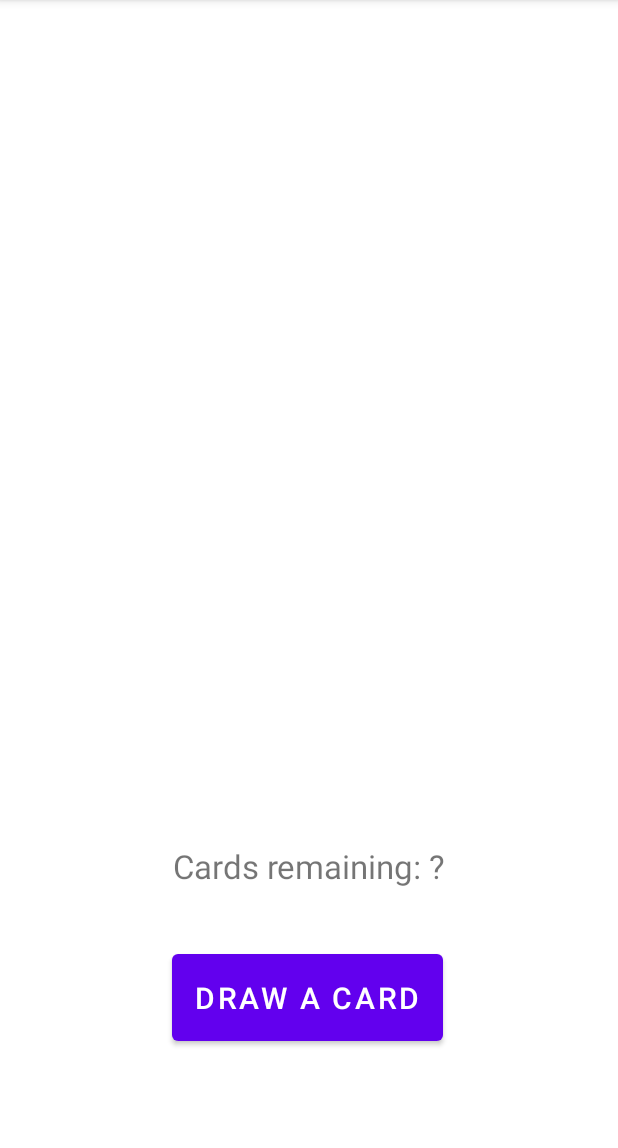
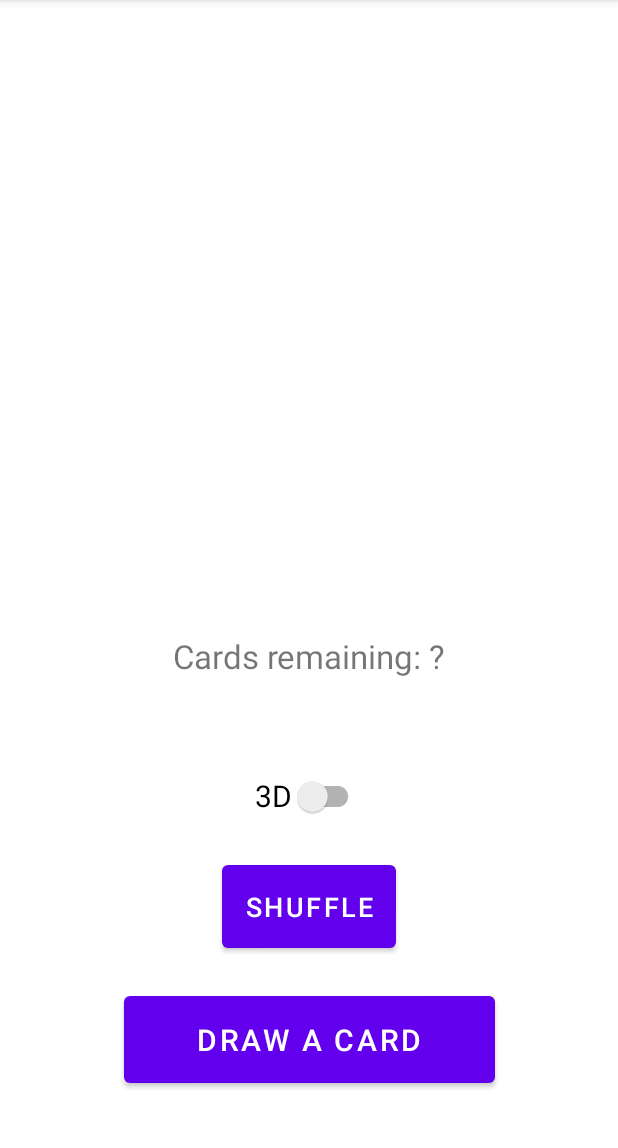
Before and after one commit to attealalahti/deck-of-cards-app, an Android app: the DeckViewerActivity screen opened directly, with no data from a screen before it, on a phone screen of 412 x 824 dp, the part 84-1232 px from its top. Run offline under Robolectric (Android 15) with nearby library versions, the phone set to English and light mode, and no system bars.

Commit message:
Modify DeckViewerActivity: add UI for shuffling and toggling 3D.

```diff
--- a/app/src/main/res/layout/activity_deck_viewer.xml
+++ b/app/src/main/res/layout/activity_deck_viewer.xml
@@ -11,10 +11,12 @@
         android:layout_width="226dp"
         android:layout_height="314dp"
         android:scaleType="fitXY"
-        app:layout_constraintBottom_toTopOf="@+id/button"
+        app:layout_constraintBottom_toTopOf="@+id/pseudo3DSwitch"
         app:layout_constraintEnd_toEndOf="parent"
+        app:layout_constraintHorizontal_bias="0.497"
         app:layout_constraintStart_toStartOf="parent"
         app:layout_constraintTop_toTopOf="parent"
+        app:layout_constraintVertical_bias="0.279"
         app:srcCompat="@drawable/blank" />
 
     <TextView
@@ -23,23 +25,45 @@
         android:layout_height="wrap_content"
         android:text="Cards remaining: ?"
         android:textSize="22sp"
-        app:layout_constraintBottom_toTopOf="@+id/button"
+        app:layout_constraintBottom_toTopOf="@+id/pseudo3DSwitch"
         app:layout_constraintEnd_toEndOf="parent"
         app:layout_constraintStart_toStartOf="parent"
         app:layout_constraintTop_toBottomOf="@+id/cardImageView"
-        app:layout_constraintVertical_bias="0.707" />
+        app:layout_constraintVertical_bias="0.5" />
+
+    <androidx.appcompat.widget.SwitchCompat
+        android:id="@+id/pseudo3DSwitch"
+        android:layout_width="wrap_content"
+        android:layout_height="wrap_content"
+        android:layout_marginBottom="16dp"
+        android:text="3D"
+        android:textSize="20sp"
+        app:layout_constraintBottom_toTopOf="@+id/shuffleButton"
+        app:layout_constraintEnd_toEndOf="parent"
+        app:layout_constraintStart_toStartOf="parent" />
 
     <Button
-        android:id="@+id/button"
+        android:id="@+id/shuffleButton"
         android:layout_width="wrap_content"
         android:layout_height="wrap_content"
-        android:layout_marginBottom="68dp"
+        android:layout_marginBottom="20dp"
+        android:padding="15dp"
+        android:text="Shuffle"
+        android:textSize="18sp"
+        app:layout_constraintBottom_toTopOf="@+id/drawButton"
+        app:layout_constraintEnd_toEndOf="parent"
+        app:layout_constraintStart_toStartOf="parent" />
+
+    <Button
+        android:id="@+id/drawButton"
+        android:layout_width="247dp"
+        android:layout_height="wrap_content"
+        android:layout_marginBottom="40dp"
         android:onClick="drawCard"
+        android:padding="15dp"
         android:text="Draw a Card"
         android:textSize="20sp"
-        android:padding="15dp"
         app:layout_constraintBottom_toBottomOf="parent"
-        app:layout_constraintHorizontal_bias="0.497"
         app:layout_constraintLeft_toLeftOf="parent"
         app:layout_constraintRight_toRightOf="parent" />
 
```
